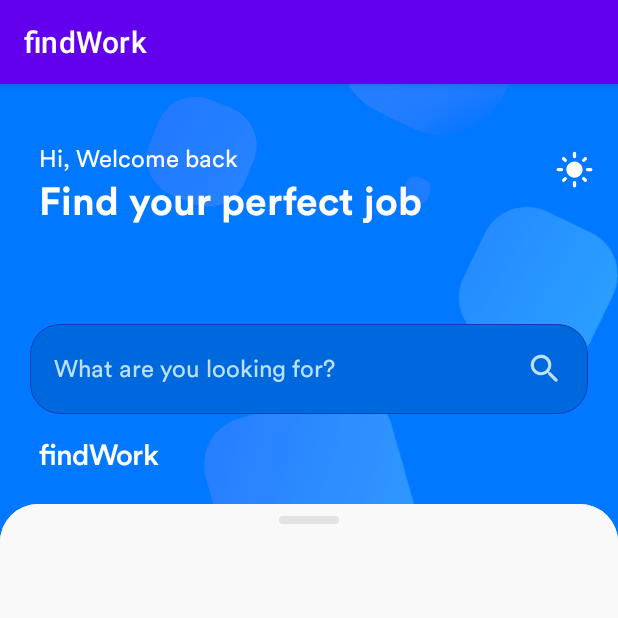
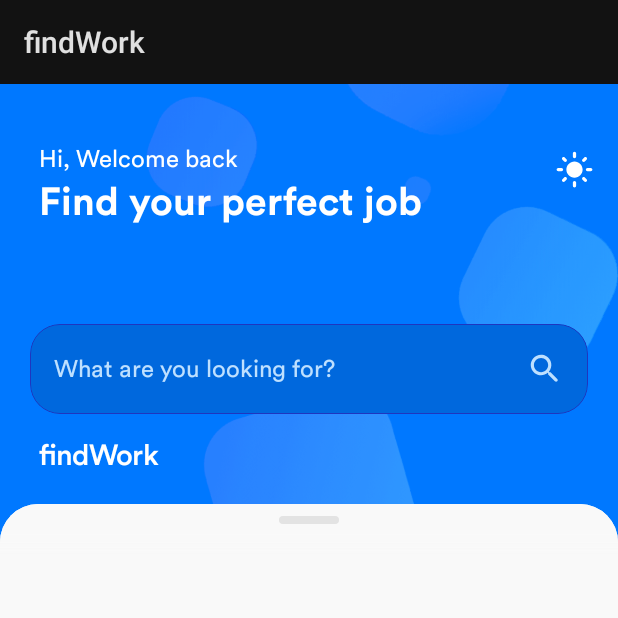
Before and after one commit to Eominique/FindWork, an Android app: the screen it shows after launch (MainActivity), after a tap on "START", on a phone screen of 412 x 824 dp, the top half of it. Run offline under Robolectric (Android 15) with nearby library versions, the phone set to English and light mode, and no system bars; our stand-ins replace Dagger/Hilt's generated code, Shimmer.

Commit message:
Check theme

```diff
--- a/app/src/main/java/com/example/findwork/MainActivity.kt
+++ b/app/src/main/java/com/example/findwork/MainActivity.kt
@@ -3,6 +3,8 @@ package com.example.findwork
 import androidx.appcompat.app.AppCompatActivity
 import android.os.Bundle
 import com.example.findwork.databinding.ActivityMainBinding
+import com.example.findwork.utils.SessionManager
+import com.example.findwork.utils.setupTheme
 import dagger.hilt.android.AndroidEntryPoint
 
 @AndroidEntryPoint
@@ -14,5 +16,7 @@ class MainActivity : AppCompatActivity() {
         super.onCreate(savedInstanceState)
         binding= ActivityMainBinding.inflate(layoutInflater)
         setContentView(binding.root)
+        setupTheme(SessionManager.getMyTheme(this))
     }
+
 }
--- a/app/src/main/java/com/example/findwork/ui/fragment/HomeFragment.kt
+++ b/app/src/main/java/com/example/findwork/ui/fragment/HomeFragment.kt
@@ -1,14 +1,20 @@
 package com.example.findwork.ui.fragment
 
+import android.graphics.Color
 import android.os.Bundle
 import android.view.LayoutInflater
 import android.view.View
 import android.view.ViewGroup
+import androidx.appcompat.content.res.AppCompatResources
+import androidx.core.graphics.drawable.DrawableCompat
 import androidx.fragment.app.Fragment
+import com.example.findwork.R
 import com.example.findwork.data.model.Job
 import com.example.findwork.databinding.HomeFragmentBinding
 import com.example.findwork.ui.adapter.JobsAdapter
 import com.example.findwork.ui.adapter.MarkerAdapter
+import com.example.findwork.utils.SessionManager
+import com.example.findwork.utils.setupTheme
 import dagger.hilt.android.AndroidEntryPoint
 import javax.inject.Inject
 
@@ -30,6 +36,56 @@ class HomeFragment : Fragment() {
     override fun onViewCreated(view: View, savedInstanceState: Bundle?) {
         super.onViewCreated(view, savedInstanceState)
 
+        checkTheme()
+
+        binding.notif.setOnClickListener {
+            if (SessionManager.getMyTheme(requireActivity())) {
+                //dark to light
+                SessionManager.setThemeMode(requireActivity(), false)
+                val unwrappedDrawable = AppCompatResources.getDrawable(
+                    requireContext(),
+                    R.drawable.ic_round_dark_mode_24
+                )
+                val wrappedDrawable = DrawableCompat.wrap(unwrappedDrawable!!)
+                DrawableCompat.setTint(wrappedDrawable, Color.BLACK)
+                binding.notif.setImageDrawable(wrappedDrawable)
+            } else {
+                //light to dark
+                SessionManager.setThemeMode(requireActivity(), true)
+                val unwrappedDrawable =
+                    AppCompatResources.getDrawable(
+                        requireContext(),
+                        R.drawable.ic_baseline_light_mode_24
+                    )
+                val wrappedDrawable = DrawableCompat.wrap(unwrappedDrawable!!)
+                DrawableCompat.setTint(wrappedDrawable, Color.WHITE)
+                binding.notif.setImageDrawable(wrappedDrawable)
+
+                setupTheme(true)
+            }
+        }
+
+    }
+
+    private fun checkTheme() {
+        if (SessionManager.getMyTheme(requireActivity())) {
+            val unwrappedDrawable = AppCompatResources.getDrawable(
+                requireContext(),
+                R.drawable.ic_baseline_light_mode_24
+            )
+            val wrappedDrawable = DrawableCompat.wrap(unwrappedDrawable!!)
+            DrawableCompat.setTint(wrappedDrawable, Color.WHITE)
+            binding.notif.setImageDrawable(wrappedDrawable)
+        } else {
+            val unwrappedDrawable =
+                AppCompatResources.getDrawable(
+                    requireContext(),
+                    R.drawable.ic_round_dark_mode_24
+                )
+            val wrappedDrawable = DrawableCompat.wrap(unwrappedDrawable!!)
+            DrawableCompat.setTint(wrappedDrawable, Color.BLACK)
+            binding.notif.setImageDrawable(wrappedDrawable)
+        }
     }
 
 
@@ -44,7 +100,6 @@ class HomeFragment : Fragment() {
     }
 
 
-
     override fun onDestroyView() {
         super.onDestroyView()
         _binding = null
--- /dev/null
+++ b/app/src/main/java/com/example/findwork/utils/BaseExt.kt
@@ -0,0 +1,11 @@
+package com.example.findwork.utils
+
+import androidx.appcompat.app.AppCompatDelegate
+
+fun setupTheme(isDarkMode: Boolean) {
+    if (isDarkMode) {
+        AppCompatDelegate.setDefaultNightMode(AppCompatDelegate.MODE_NIGHT_YES)
+    } else {
+        AppCompatDelegate.setDefaultNightMode(AppCompatDelegate.MODE_NIGHT_NO)
+    }
+}
--- /dev/null
+++ b/app/src/main/java/com/example/findwork/utils/SessionManager.kt
@@ -0,0 +1,22 @@
+package com.example.findwork.utils
+
+import android.app.Activity
+import android.content.Context
+
+object SessionManager {
+    // false in theme means light and false means true
+    fun  setThemeMode(activity: Activity?, isDarkMode:Boolean=true){
+        val sharedPref = activity?.getPreferences(Context.MODE_PRIVATE) ?: return
+        with (sharedPref.edit()) {
+            putBoolean("Theme", isDarkMode)
+            apply()
+        }
+    }
+
+    fun getMyTheme(activity: Activity?):Boolean{
+        val sharedPref = activity?.getPreferences(Context.MODE_PRIVATE) ?:return true
+        val result = sharedPref.getBoolean("Theme", true)
+        return result
+    }
+
+}
```
